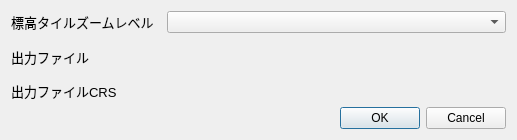
MIERUNE/ElevationTile4JP, file elevation_tile_for_jp_dialog_base.ui: the form before one commit.
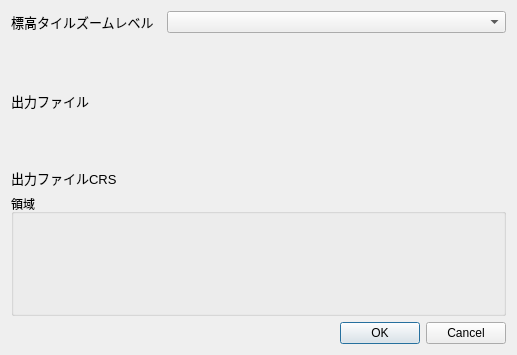
The form after the commit. Custom widgets are drawn as their Qt base class.

Commit message: Add extent box to UI

```diff
--- a/elevation_tile_for_jp_dialog_base.ui
+++ b/elevation_tile_for_jp_dialog_base.ui
@@ -7,7 +7,7 @@
     <x>0</x>
     <y>0</y>
     <width>517</width>
-    <height>140</height>
+    <height>355</height>
    </rect>
   </property>
   <property name="windowTitle">
@@ -131,6 +131,13 @@
      </item>
     </layout>
    </item>
+   <item>
+    <widget class="QgsExtentGroupBox" name="mExtentGroupBox">
+     <property name="title">
+      <string>領域</string>
+     </property>
+    </widget>
+   </item>
    <item>
     <widget class="QDialogButtonBox" name="button_box">
      <property name="orientation">
@@ -144,6 +151,18 @@
   </layout>
  </widget>
  <customwidgets>
+  <customwidget>
+   <class>QgsCollapsibleGroupBox</class>
+   <extends>QGroupBox</extends>
+   <header>qgscollapsiblegroupbox.h</header>
+   <container>1</container>
+  </customwidget>
+  <customwidget>
+   <class>QgsExtentGroupBox</class>
+   <extends>QgsCollapsibleGroupBox</extends>
+   <header>qgsextentgroupbox.h</header>
+   <container>1</container>
+  </customwidget>
   <customwidget>
    <class>QgsFileWidget</class>
    <extends>QWidget</extends>
```
